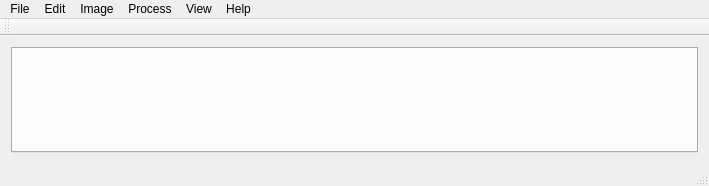
Before: the Qt Designer form mainwindow.ui in JorgeAparicio/ImageQ, drawn with Qt 5.
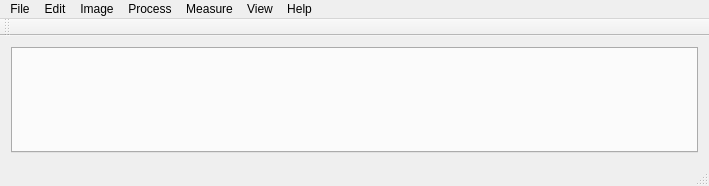
After: the same form once the commit is applied.

The edit to the form file:
```diff
--- a/mainwindow.ui
+++ b/mainwindow.ui
@@ -127,10 +127,19 @@
     <addaction name="menuSplit"/>
     <addaction name="menuTo"/>
    </widget>
+   <widget class="QMenu" name="menuMeasure">
+    <property name="title">
+     <string>Measure</string>
+    </property>
+    <addaction name="actionSet_Scale"/>
+    <addaction name="actionDistance"/>
+    <addaction name="actionParticles"/>
+   </widget>
    <addaction name="menuFile"/>
    <addaction name="menuEdit"/>
    <addaction name="menuImage"/>
    <addaction name="menuProcess"/>
+   <addaction name="menuMeasure"/>
    <addaction name="menuView"/>
    <addaction name="menuHelp"/>
   </widget>
```
Left out of the diff: 15 changed lines with no effect on the pictures.
